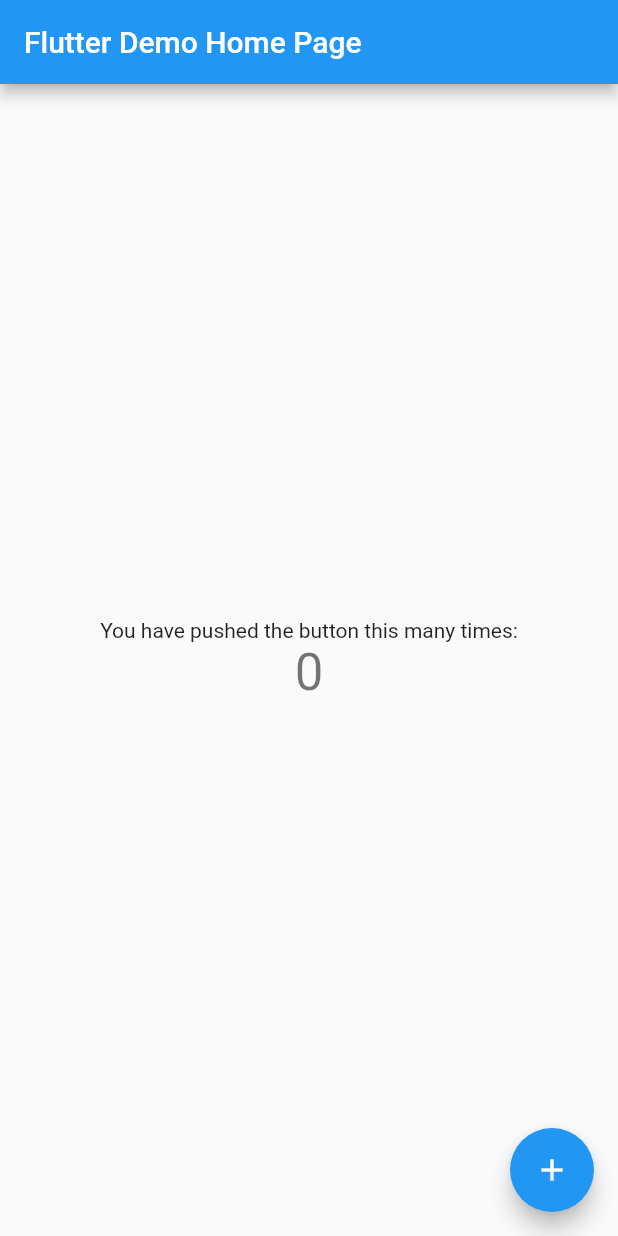
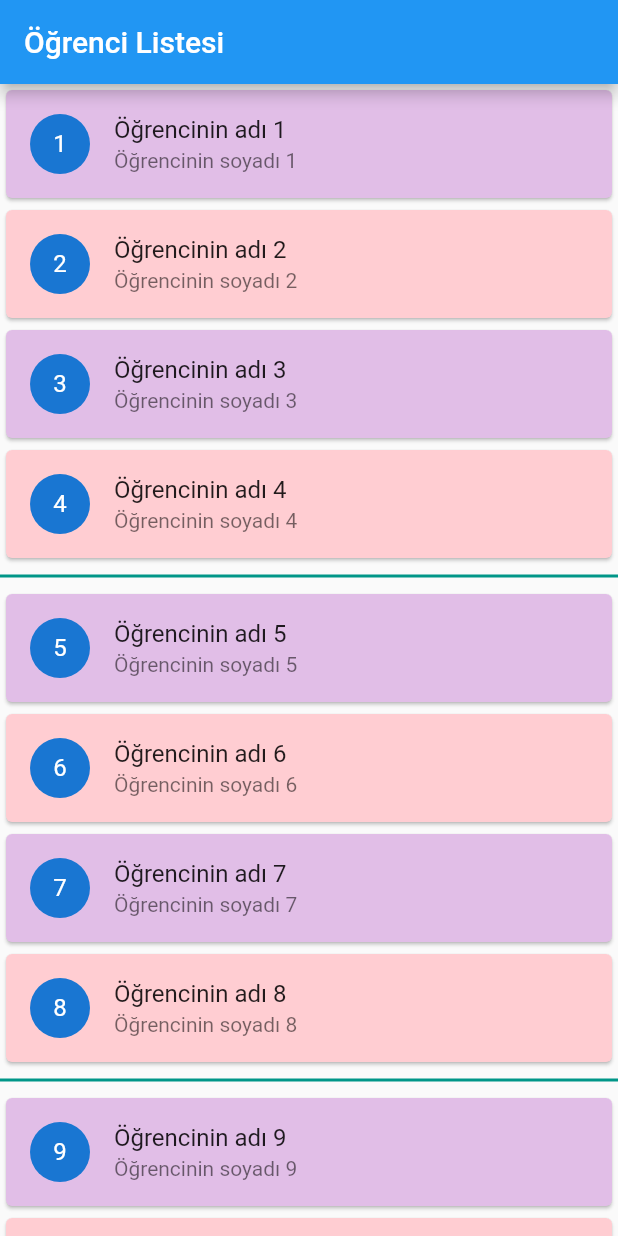
Before and after one commit to islamoktay/learning_process, a Flutter app: the screen it shows after launch, on a phone screen of 412 x 824 dp. Run offline on Flutter 3.47's test engine with Material 2 defaults, Android fonts, the phone set to English and light mode, and no system bars; our stand-ins replace flutter_easyloading.

Commit message:
studied more

```diff
--- /dev/null
+++ b/flutter/flutter_scrolls/lib/listview_kullanimi.dart
@@ -0,0 +1,83 @@
+import 'package:flutter/material.dart';
+import 'package:flutter_easyloading/flutter_easyloading.dart';
+
+class ListViewKullanimi extends StatelessWidget {
+  ListViewKullanimi({Key? key}) : super(key: key);
+
+  List<Ogrenci> tumOgrenciler = List.generate(
+    500,
+    (index) => Ogrenci(index + 1, 'Öğrencinin adı ${index + 1}',
+        'Öğrencinin soyadı ${index + 1}'),
+  );
+
+  @override
+  Widget build(BuildContext context) {
+    return Scaffold(
+      appBar: AppBar(
+        title: Text('Öğrenci Listesi'),
+      ),
+      body: buildListViewKullanimi(),
+    );
+  }
+
+  ListView buildListViewKullanimi() {
+    return ListView.separated(
+      itemBuilder: (BuildContext context, int index) {
+        var oAnkiOgrenci = tumOgrenciler[index];
+        return Card(
+          color: index % 2 == 0 ? Colors.purple.shade100 : Colors.red.shade100,
+          child: ListTile(
+            onTap: () {
+              EasyLoading.showToast(
+                'Eleman Tıklandı',
+                duration: Duration(seconds: 3),
+                dismissOnTap: true,
+                toastPosition: EasyLoadingToastPosition.bottom,
+              );
+            },
+            title: Text(oAnkiOgrenci.ad),
+            subtitle: Text(oAnkiOgrenci.soyad),
+            leading: CircleAvatar(
+              child: Text(oAnkiOgrenci.id.toString()),
+            ),
+          ),
+        );
+      },
+      itemCount: tumOgrenciler.length,
+      separatorBuilder: (context, index) {
+        var yeniIndex = index + 1;
+        if (yeniIndex % 4 == 0) {
+          return Divider(
+            thickness: 2,
+            color: Colors.teal,
+          );
+        }
+        return SizedBox();
+      },
+    );
+  }
+
+  ListView klasikListView() {
+    return ListView(
+      children: tumOgrenciler
+          .map(
+            (Ogrenci ogr) => ListTile(
+              title: Text(ogr.ad),
+              subtitle: Text(ogr.soyad),
+              leading: CircleAvatar(
+                child: Text(ogr.id.toString()),
+              ),
+            ),
+          )
+          .toList(),
+    );
+  }
+}
+
+class Ogrenci {
+  Ogrenci(this.id, this.ad, this.soyad);
+
+  final int id;
+  final String ad;
+  final String soyad;
+}
--- a/flutter/flutter_scrolls/lib/main.dart
+++ b/flutter/flutter_scrolls/lib/main.dart
@@ -1,113 +1,36 @@
 import 'package:flutter/material.dart';
+import 'package:flutter_easyloading/flutter_easyloading.dart';
+import 'package:flutter_scrolls/cardlisttile.dart';
+import 'package:flutter_scrolls/listview_kullanimi.dart';
 
 void main() {
   runApp(MyApp());
+  configLoading();
+}
+
+void configLoading() {
+  EasyLoading.instance
+    ..displayDuration = const Duration(milliseconds: 2000)
+    ..indicatorType = EasyLoadingIndicatorType.fadingCircle
+    ..loadingStyle = EasyLoadingStyle.custom
+    ..indicatorSize = 45.0
+    ..radius = 10.0
+    ..progressColor = Colors.yellow
+    ..backgroundColor = Colors.green
+    ..indicatorColor = Colors.yellow
+    ..textColor = Colors.yellow
+    ..maskColor = Colors.blue.withOpacity(0.5)
+    ..userInteractions = true
+    ..dismissOnTap = true;
 }
 
 class MyApp extends StatelessWidget {
-  // This widget is the root of your application.
   @override
   Widget build(BuildContext context) {
     return MaterialApp(
-      title: 'Flutter Demo',
-      theme: ThemeData(
-        // This is the theme of your application.
-        //
-        // Try running your application with "flutter run". You'll see the
-        // application has a blue toolbar. Then, without quitting the app, try
-        // changing the primarySwatch below to Colors.green and then invoke
-        // "hot reload" (press "r" in the console where you ran "flutter run",
-        // or simply save your changes to "hot reload" in a Flutter IDE).
-        // Notice that the counter didn't reset back to zero; the application
-        // is not restarted.
-        primarySwatch: Colors.blue,
-      ),
-      home: MyHomePage(title: 'Flutter Demo Home Page'),
+      title: 'Material App',
+      home: ListViewKullanimi(),
+      builder: EasyLoading.init(),
     );
   }
 }
-
-class MyHomePage extends StatefulWidget {
-  MyHomePage({Key? key, required this.title}) : super(key: key);
-
-  // This widget is the home page of your application. It is stateful, meaning
-  // that it has a State object (defined below) that contains fields that affect
-  // how it looks.
-
-  // This class is the configuration for the state. It holds the values (in this
-  // case the title) provided by the parent (in this case the App widget) and
-  // used by the build method of the State. Fields in a Widget subclass are
-  // always marked "final".
-
-  final String title;
-
-  @override
-  _MyHomePageState createState() => _MyHomePageState();
-}
-
-class _MyHomePageState extends State<MyHomePage> {
-  int _counter = 0;
-
-  void _incrementCounter() {
-    setState(() {
-      // This call to setState tells the Flutter framework that something has
-      // changed in this State, which causes it to rerun the build method below
-      // so that the display can reflect the updated values. If we changed
-      // _counter without calling setState(), then the build method would not be
-      // called again, and so nothing would appear to happen.
-      _counter++;
-    });
-  }
-
-  @override
-  Widget build(BuildContext context) {
-    // This method is rerun every time setState is called, for instance as done
-    // by the _incrementCounter method above.
-    //
-    // The Flutter framework has been optimized to make rerunning build methods
-    // fast, so that you can just rebuild anything that needs updating rather
-    // than having to individually change instances of widgets.
-    return Scaffold(
-      appBar: AppBar(
-        // Here we take the value from the MyHomePage object that was created by
-        // the App.build method, and use it to set our appbar title.
-        title: Text(widget.title),
-      ),
-      body: Center(
-        // Center is a layout widget. It takes a single child and positions it
-        // in the middle of the parent.
-        child: Column(
-          // Column is also a layout widget. It takes a list of children and
-          // arranges them vertically. By default, it sizes itself to fit its
-          // children horizontally, and tries to be as tall as its parent.
-          //
-          // Invoke "debug painting" (press "p" in the console, choose the
-          // "Toggle Debug Paint" action from the Flutter Inspector in Android
-          // Studio, or the "Toggle Debug Paint" command in Visual Studio Code)
-          // to see the wireframe for each widget.
-          //
-          // Column has various properties to control how it sizes itself and
-          // how it positions its children. Here we use mainAxisAlignment to
-          // center the children vertically; the main axis here is the vertical
-          // axis because Columns are vertical (the cross axis would be
-          // horizontal).
-          mainAxisAlignment: MainAxisAlignment.center,
-          children: <Widget>[
-            Text(
-              'You have pushed the button this many times:',
-            ),
-            Text(
-              '$_counter',
-              style: Theme.of(context).textTheme.headline4,
-            ),
-          ],
-        ),
-      ),
-      floatingActionButton: FloatingActionButton(
-        onPressed: _incrementCounter,
-        tooltip: 'Increment',
-        child: Icon(Icons.add),
-      ), // This trailing comma makes auto-formatting nicer for build methods.
-    );
-  }
-}
--- a/flutter/flutter_scrolls/pubspec.yaml
+++ b/flutter/flutter_scrolls/pubspec.yaml
@@ -23,6 +23,7 @@ environment:
 dependencies:
   flutter:
     sdk: flutter
+  flutter_easyloading: ^3.0.0
 
 
   # The following adds the Cupertino Icons font to your application.
```
Also changed, not shown: flutter/flutter_scrolls/lib/cardlisttile.dart (added, +91 -0 lines), flutter/flutter_scrolls/pubspec.lock.
